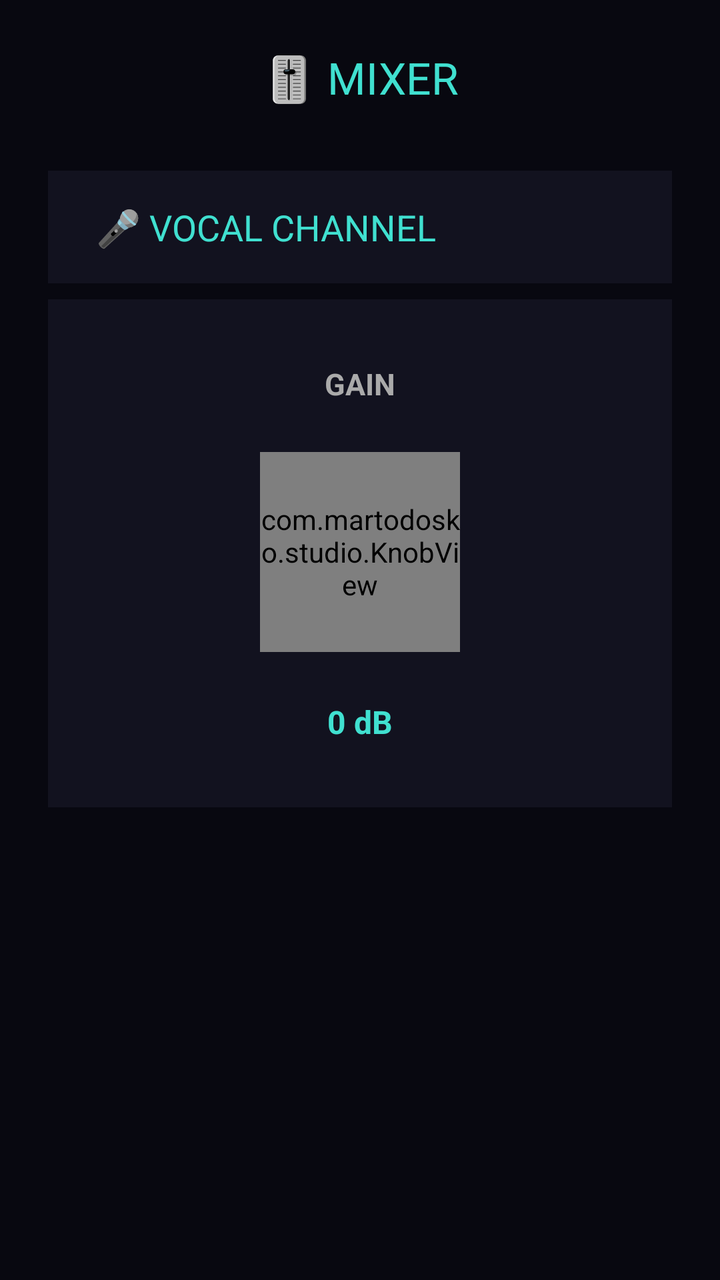
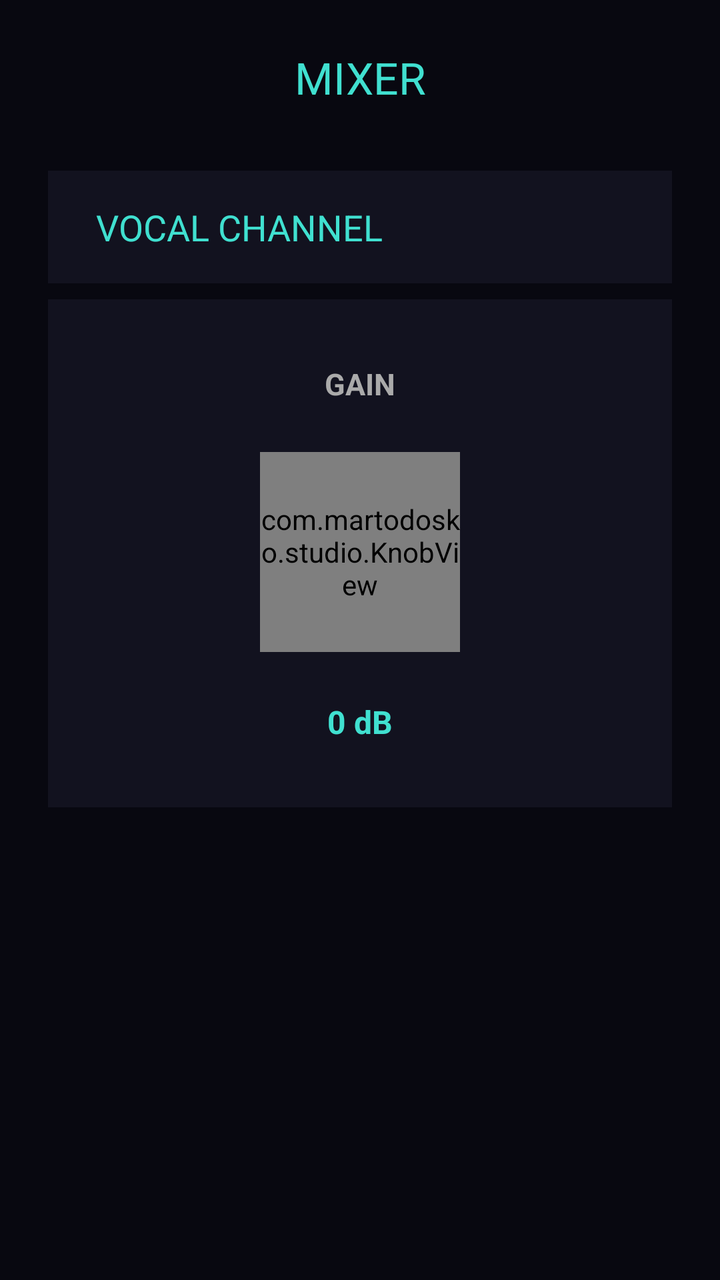

An Android layout rendered at two revisions. The XML below is the earlier revision; the diff shows what the commit changed to produce the second picture.
<!-- AndroidManifest.xml: activity theme Theme.AppCompat.Light.NoActionBar -->
<!-- res/layout/activity_mixer.xml -->
<?xml version="1.0" encoding="utf-8"?>
<ScrollView xmlns:android="http://schemas.android.com/apk/res/android"
    android:layout_width="match_parent"
    android:layout_height="match_parent"
    android:background="#080810"
    android:fillViewport="true">

    <LinearLayout
        android:layout_width="match_parent"
        android:layout_height="wrap_content"
        android:orientation="vertical"
        android:padding="24dp">

        
        <TextView
            android:layout_width="match_parent"
            android:layout_height="wrap_content"
            android:text="🎚️ MIXER"
            android:textColor="#40E0D0"
            android:textSize="22sp"
            android:gravity="center"
            android:paddingBottom="32dp"/>

        
        <TextView
            android:layout_width="match_parent"
            android:layout_height="wrap_content"
            android:text="🎤 VOCAL CHANNEL"
            android:textColor="#40E0D0"
            android:textSize="18sp"
            android:paddingLeft="24dp"
            android:paddingRight="24dp"
            android:paddingTop="16dp"
            android:paddingBottom="16dp"
            android:background="#12121F"/>

        
        
        
        
        
        <LinearLayout
            android:layout_width="match_parent"
            android:layout_height="wrap_content"
            android:orientation="vertical"
            android:gravity="center_horizontal"
            android:paddingTop="32dp"
            android:paddingBottom="32dp"
            android:paddingLeft="48dp"
            android:paddingRight="48dp"
            android:background="#12121F"
            android:layout_marginTop="8dp">

            
            <TextView
                android:layout_width="wrap_content"
                android:layout_height="wrap_content"
                android:text="GAIN"
                android:textColor="#AAAAAA"
                android:textSize="15sp"
                android:textStyle="bold"
                android:layout_marginBottom="24dp"/>

            
            <com.martodosko.studio.KnobView
                android:id="@+id/knob_gain"
                android:layout_width="100dp"
                android:layout_height="100dp"/>

            
            <TextView
                android:id="@+id/tv_gain_value"
                android:layout_width="wrap_content"
                android:layout_height="wrap_content"
                android:text="0 dB"
                android:textColor="#40E0D0"
                android:textSize="16sp"
                android:textStyle="bold"
                android:layout_marginTop="24dp"/>

        </LinearLayout>

    </LinearLayout>
</ScrollView>
<!-- resources referenced by this layout -->
<resources>

</resources>

<!-- the commit's change to res/layout/activity_mixer.xml (unified diff, before → after) -->
@@ -15,7 +15,7 @@
         <TextView
             android:layout_width="match_parent"
             android:layout_height="wrap_content"
-            android:text="🎚️ MIXER"
+            android:text="MIXER"
             android:textColor="#40E0D0"
             android:textSize="22sp"
             android:gravity="center"
@@ -25,7 +25,7 @@
         <TextView
             android:layout_width="match_parent"
             android:layout_height="wrap_content"
-            android:text="🎤 VOCAL CHANNEL"
+            android:text="VOCAL CHANNEL"
             android:textColor="#40E0D0"
             android:textSize="18sp"
             android:paddingLeft="24dp"
@@ -34,10 +34,6 @@
             android:paddingBottom="16dp"
             android:background="#12121F"/>
 
-        
-        
-        
-        
         
         <LinearLayout
             android:layout_width="match_parent"
